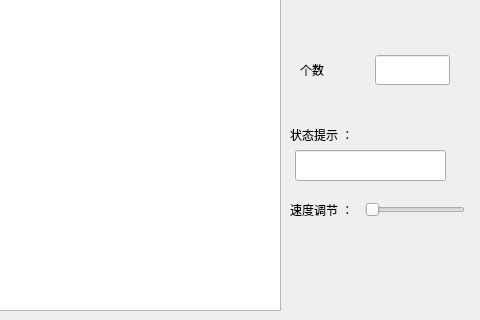
This is mycqueue.ui in bkqkdksdr/QT as Qt 5 draws it before an edit; both pictures show x 520 to 1000 and y 405 to 725 of the 1000 by 725 pixel window. The edited form follows.
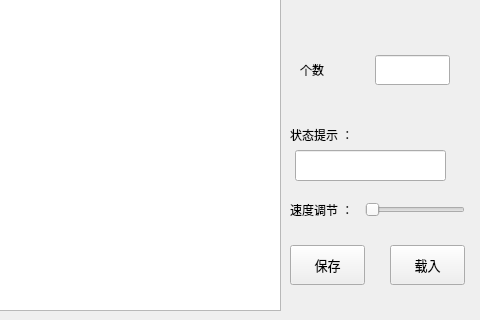
This is the edited form.

Commit message: 最后增加保存、提取 再也不改！

What changed in the file:
```diff
--- a/mycqueue.ui
+++ b/mycqueue.ui
@@ -412,6 +412,56 @@
     <string>个数</string>
    </property>
   </widget>
+  <widget class="QPushButton" name="saveButton">
+   <property name="geometry">
+    <rect>
+     <x>810</x>
+     <y>650</y>
+     <width>75</width>
+     <height>40</height>
+    </rect>
+   </property>
+   <property name="minimumSize">
+    <size>
+     <width>0</width>
+     <height>20</height>
+    </size>
+   </property>
+   <property name="font">
+    <font>
+     <family>Consolas</family>
+     <pointsize>10</pointsize>
+    </font>
+   </property>
+   <property name="text">
+    <string>保存</string>
+   </property>
+  </widget>
+  <widget class="QPushButton" name="loadButton">
+   <property name="geometry">
+    <rect>
+     <x>910</x>
+     <y>650</y>
+     <width>75</width>
+     <height>40</height>
+    </rect>
+   </property>
+   <property name="minimumSize">
+    <size>
+     <width>0</width>
+     <height>20</height>
+    </size>
+   </property>
+   <property name="font">
+    <font>
+     <family>Consolas</family>
+     <pointsize>10</pointsize>
+    </font>
+   </property>
+   <property name="text">
+    <string>载入</string>
+   </property>
+  </widget>
  </widget>
  <resources/>
  <connections/>
```
The commit also changes 24 other files.
